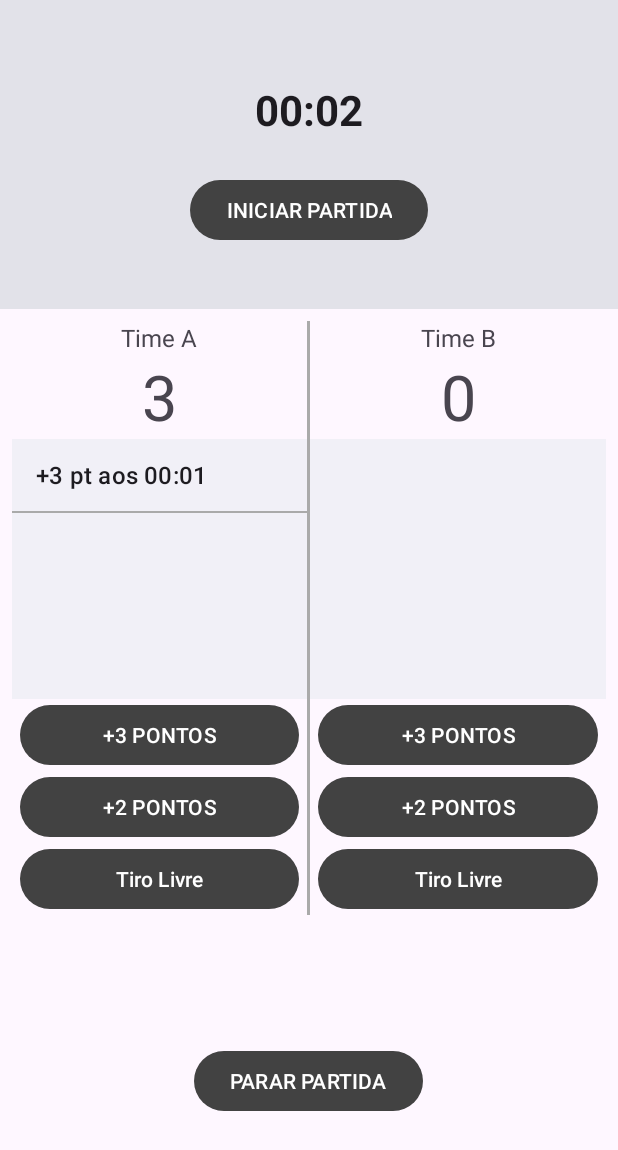
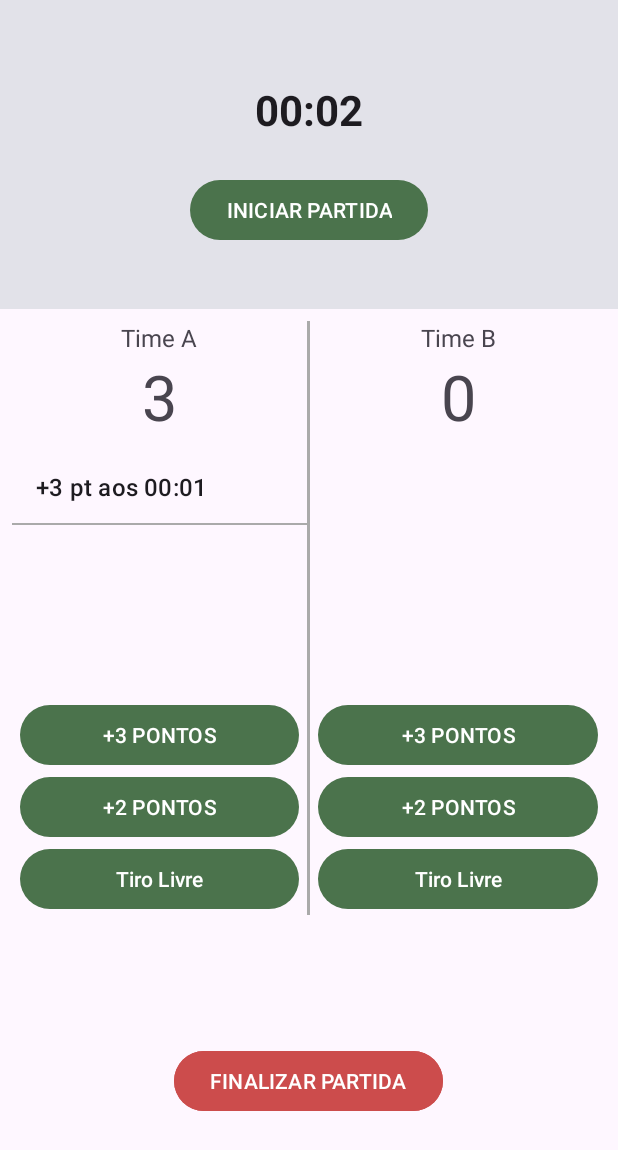
Before and after one commit to neylanepl/marcador-de-jogos, an Android app built with Jetpack Compose: the screen it shows after launch (MainActivity), after a tap on "+3 PONTOS", on a phone screen of 412 x 824 dp. Shown: the top 1150 px of the screen. Run offline under Robolectric (Android 15) with nearby library versions, the phone set to English and light mode, and no system bars; 1 other tap on this screen came first.

Commit message:
ajuste no design

```diff
--- a/app/src/main/res/layout/layout_main.xml
+++ b/app/src/main/res/layout/layout_main.xml
@@ -73,7 +73,7 @@
                 android:layout_weight="1"
                 android:divider="@android:color/darker_gray"
                 android:dividerHeight="1dp"
-                android:background="@color/material_dynamic_neutral95" />
+                android:layout_marginVertical="8dp" />
 
             <!-- Botões -->
             <com.google.android.material.button.MaterialButton
@@ -136,7 +136,7 @@
                 android:layout_weight="1"
                 android:divider="@android:color/darker_gray"
                 android:dividerHeight="1dp"
-                android:background="@color/material_dynamic_neutral95"/>
+                android:layout_marginVertical="8dp"/>
 
             <!-- Botões -->
             <com.google.android.material.button.MaterialButton
@@ -174,6 +174,7 @@
             android:id="@+id/pararPartida"
             android:layout_width="wrap_content"
             android:layout_height="wrap_content"
-            android:text="PARAR PARTIDA" />
+            android:text="FINALIZAR PARTIDA"
+            android:backgroundTint="#CC4C4C" />
     </LinearLayout>
 </LinearLayout>
--- a/app/src/main/res/values/themes.xml
+++ b/app/src/main/res/values/themes.xml
@@ -2,8 +2,8 @@
 <resources>
 
 <!--    <style name="Theme.App2" parent="android:Theme.Material.Light.NoActionBar" />-->
-        <style name="Theme.App2" parent="Theme.Material3.DayNight.NoActionBar">
-            <item name="colorPrimary">@color/cardview_dark_background</item>
-            <item name="colorPrimaryVariant">@color/teal_700</item>
+        <style name="Theme.App2" parent="Theme.Material3.DayNight">
+            <item name="colorPrimary">#4B734C</item>
+            <item name="colorSecondary">@color/cardview_dark_background</item>
         </style>
 </resources>
```
